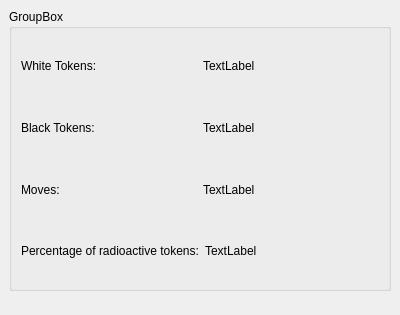
First picture: the form in simulations/lightabsorptionform.ui, repository KDE/kalzium, before the edit.
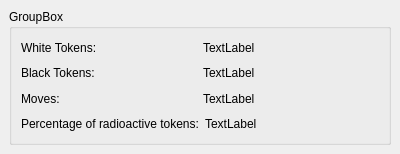
Second picture: the form after the edit.

Commit message: Fix the layouting issues; move the Start, Stop and Next buttons next to the field.

What changed in the file:
```diff
--- a/simulations/lightabsorptionform.ui
+++ b/simulations/lightabsorptionform.ui
@@ -9,21 +9,21 @@
     <x>0</x>
     <y>0</y>
     <width>400</width>
-    <height>315</height>
+    <height>154</height>
    </rect>
   </property>
   <property name="windowTitle" >
    <string>Form</string>
   </property>
+  <layout class="QVBoxLayout" >
+   <property name="margin" >
+    <number>9</number>
+   </property>
+   <property name="spacing" >
+    <number>6</number>
+   </property>
+   <item>
   <widget class="QGroupBox" name="groupBox" >
-   <property name="geometry" >
-    <rect>
-     <x>9</x>
-     <y>9</y>
-     <width>382</width>
-     <height>282</height>
-    </rect>
-   </property>
    <property name="title" >
     <string>GroupBox</string>
    </property>
@@ -132,6 +132,8 @@
     </item>
    </layout>
   </widget>
+   </item>
+  </layout>
  </widget>
  <pixmapfunction></pixmapfunction>
  <resources/>
```
Lines whose indentation alone changed are shown as unchanged. The commit also changes 6 other files.
